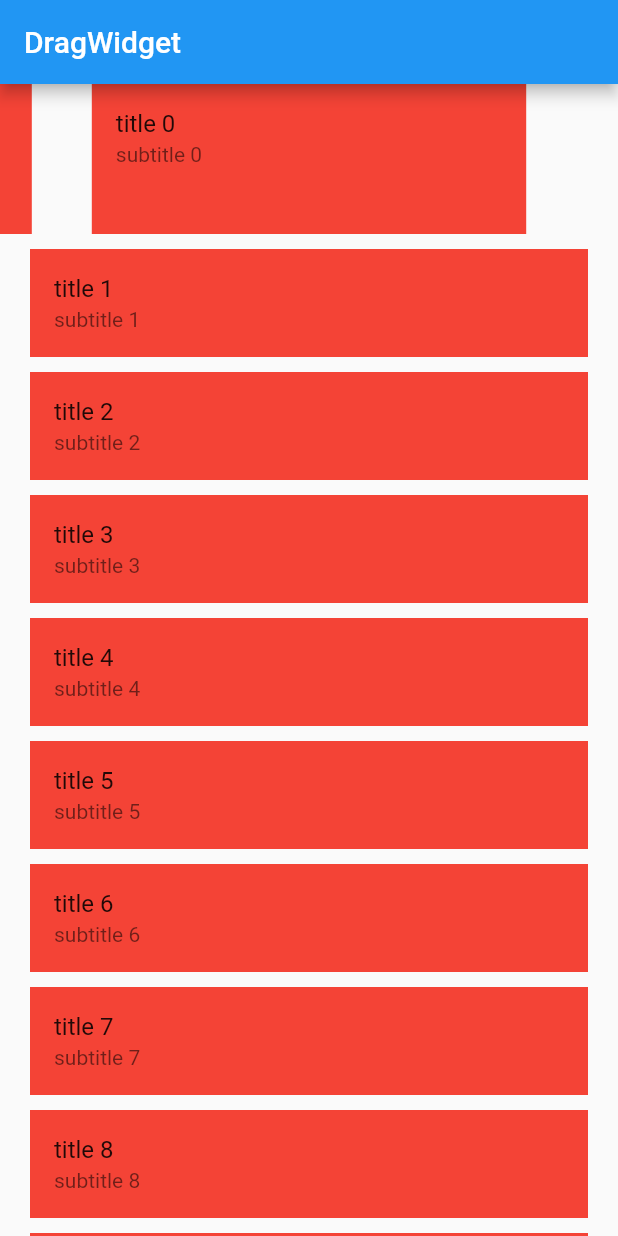
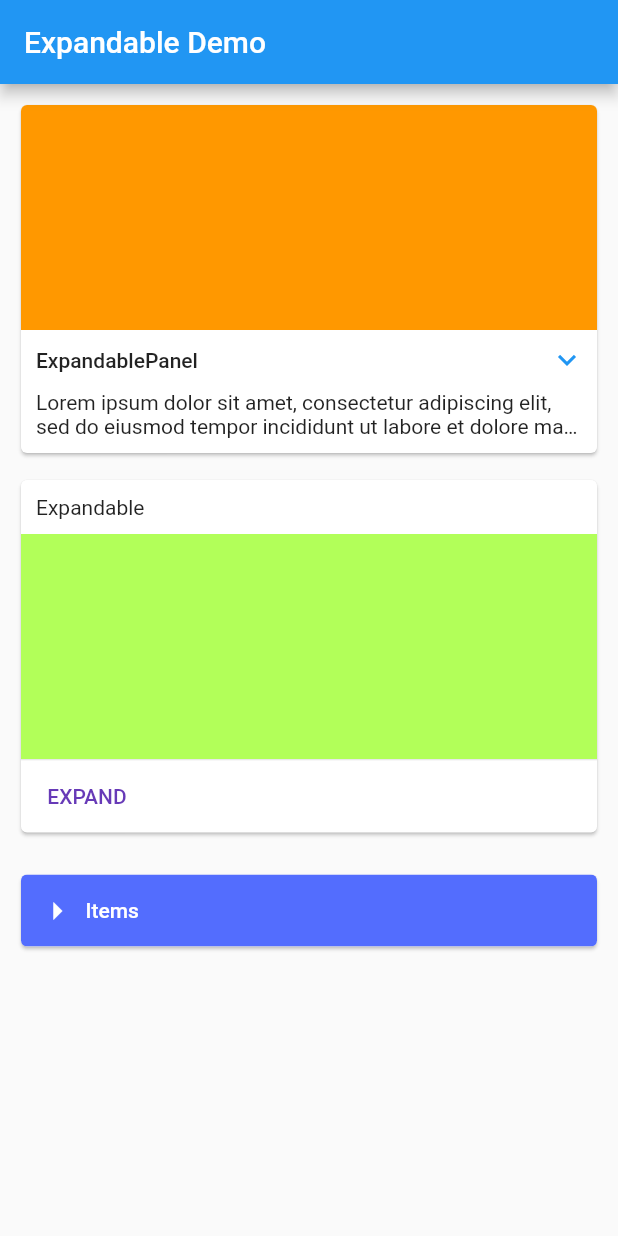
Before and after one commit to LiangLuDev/flutter_widgets, a Flutter app: the screen it shows after launch, on a phone screen of 412 x 824 dp. Run offline on Flutter 3.47's test engine with Material 2 defaults, Android fonts, the phone set to English and light mode, and no system bars; drawn by our look-alikes of expandable, flutter_slidable; our stand-ins replace cached_network_image, dio, flutter_widget_from_html, video_player; missing offline and left inert: markdown, markdown_widget, rect_getter, sliding_panel.

```diff
--- a/lib/main.dart
+++ b/lib/main.dart
@@ -3,6 +3,7 @@ import 'package:flutter_widgets/drag/drag_widget.dart';
 import 'package:flutter_widgets/scroll/scroll_bar.dart';
 
 import 'drag/drag_demo.dart';
+import 'panellist/panel_grid_view.dart';
 import 'parse/markdown_page.dart';
 
 void main() {
@@ -19,7 +20,7 @@ class MyApp extends StatelessWidget {
         primarySwatch: Colors.blue,
         visualDensity: VisualDensity.adaptivePlatformDensity,
       ),
-      home: DragWidget(),
+      home: ExpansionPanelPage(),
     );
   }
 }
--- /dev/null
+++ b/lib/panellist/panel_grid_view.dart
@@ -0,0 +1,336 @@
+import 'package:expandable/expandable.dart';
+import 'package:flutter/material.dart';
+import 'dart:math' as math;
+
+class ExpansionPanelPage extends StatefulWidget {
+  @override
+  State createState() {
+    return ExpansionPanelPageState();
+  }
+}
+
+class ExpansionPanelPageState extends State<ExpansionPanelPage> {
+  @override
+  Widget build(BuildContext context) {
+    return Scaffold(
+      appBar: AppBar(
+        title: Text("Expandable Demo"),
+      ),
+      body: ExpandableTheme(
+        data:
+        const ExpandableThemeData(
+          iconColor: Colors.blue,
+          useInkWell: true,
+        ),
+        child: ListView(
+          physics: const BouncingScrollPhysics(),
+          children: <Widget>[
+            Card1(),
+            Card2(),
+            Card3(),
+          ],
+        ),
+      ),
+    );
+  }
+}
+
+const loremIpsum =
+    "Lorem ipsum dolor sit amet, consectetur adipiscing elit, sed do eiusmod tempor incididunt ut labore et dolore magna aliqua. Ut enim ad minim veniam, quis nostrud exercitation ullamco laboris nisi ut aliquip ex ea commodo consequat. Duis aute irure dolor in reprehenderit in voluptate velit esse cillum dolore eu fugiat nulla pariatur. Excepteur sint occaecat cupidatat non proident, sunt in culpa qui officia deserunt mollit anim id est laborum.";
+
+class Card1 extends StatelessWidget {
+  @override
+  Widget build(BuildContext context) {
+    return ExpandableNotifier(
+        child: Padding(
+          padding: const EdgeInsets.all(10),
+          child: Card(
+            clipBehavior: Clip.antiAlias,
+            child: Column(
+              children: <Widget>[
+                SizedBox(
+                  height: 150,
+                  child: Container(
+                    decoration: BoxDecoration(
+                      color: Colors.orange,
+                      shape: BoxShape.rectangle,
+                    ),
+                  ),
+                ),
+                ScrollOnExpand(
+                  scrollOnExpand: true,
+                  scrollOnCollapse: false,
+                  child: ExpandablePanel(
+                    theme: const ExpandableThemeData(
+                      headerAlignment: ExpandablePanelHeaderAlignment.center,
+                      tapBodyToCollapse: true,
+                    ),
+                    header: Padding(
+                        padding: EdgeInsets.all(10),
+                        child: Text(
+                          "ExpandablePanel",
+                          style: Theme.of(context).textTheme.body2,
+                        )),
+                    collapsed: Text(
+                      loremIpsum,
+                      softWrap: true,
+                      maxLines: 2,
+                      overflow: TextOverflow.ellipsis,
+                    ),
+                    expanded: Column(
+                      crossAxisAlignment: CrossAxisAlignment.start,
+                      children: <Widget>[
+                        for (var _ in Iterable.generate(5))
+                          Padding(
+                              padding: EdgeInsets.only(bottom: 10),
+                              child: Text(
+                                loremIpsum,
+                                softWrap: true,
+                                overflow: TextOverflow.fade,
+                              )),
+                      ],
+                    ),
+                    builder: (_, collapsed, expanded) {
+                      return Padding(
+                        padding: EdgeInsets.only(left: 10, right: 10, bottom: 10),
+                        child: Expandable(
+                          collapsed: collapsed,
+                          expanded: expanded,
+                          theme: const ExpandableThemeData(crossFadePoint: 0),
+                        ),
+                      );
+                    },
+                  ),
+                ),
+              ],
+            ),
+          ),
+        ));
+  }
+}
+
+class Card2 extends StatelessWidget {
+  @override
+  Widget build(BuildContext context) {
+    buildImg(Color color, double height) {
+      return SizedBox(
+          height: height,
+          child: Container(
+            decoration: BoxDecoration(
+              color: color,
+              shape: BoxShape.rectangle,
+            ),
+          ));
+    }
+
+    buildCollapsed1() {
+      return Column(
+          crossAxisAlignment: CrossAxisAlignment.start,
+          children: <Widget>[
+            Padding(
+              padding: EdgeInsets.all(10),
+              child: Column(
+                crossAxisAlignment: CrossAxisAlignment.start,
+                children: <Widget>[
+                  Text(
+                    "Expandable",
+                    style: Theme.of(context).textTheme.body1,
+                  ),
+                ],
+              ),
+            ),
+          ]);
+    }
+
+    buildCollapsed2() {
+      return buildImg(Colors.lightGreenAccent, 150);
+    }
+
+    buildCollapsed3() {
+      return Container();
+    }
+
+    buildExpanded1() {
+      return Column(
+          crossAxisAlignment: CrossAxisAlignment.start,
+          children: <Widget>[
+            Padding(
+              padding: EdgeInsets.all(10),
+              child: Column(
+                crossAxisAlignment: CrossAxisAlignment.start,
+                children: <Widget>[
+                  Text(
+                    "Expandable",
+                    style: Theme.of(context).textTheme.body1,
+                  ),
+                  Text(
+                    "3 Expandable widgets",
+                    style: Theme.of(context).textTheme.caption,
+                  ),
+                ],
+              ),
+            ),
+          ]);
+    }
+
+    buildExpanded2() {
+      return Column(
+        crossAxisAlignment: CrossAxisAlignment.start,
+        children: <Widget>[
+          Row(
+            children: <Widget>[
+              Expanded(child: buildImg(Colors.lightGreenAccent, 100)),
+              Expanded(child: buildImg(Colors.orange, 100)),
+            ],
+          ),
+          Row(
+            children: <Widget>[
+              Expanded(child: buildImg(Colors.lightBlue, 100)),
+              Expanded(child: buildImg(Colors.cyan, 100)),
+            ],
+          ),
+        ],
+      );
+    }
+
+    buildExpanded3() {
+      return Padding(
+        padding: EdgeInsets.all(10),
+        child: Column(
+          crossAxisAlignment: CrossAxisAlignment.start,
+          children: <Widget>[
+            Text(
+              loremIpsum,
+              softWrap: true,
+            ),
+          ],
+        ),
+      );
+    }
+
+    return ExpandableNotifier(
+        child: Padding(
+          padding: const EdgeInsets.only(left: 10, right: 10, bottom: 10),
+          child: ScrollOnExpand(
+            child: Card(
+              clipBehavior: Clip.antiAlias,
+              child: Column(
+                crossAxisAlignment: CrossAxisAlignment.start,
+                children: <Widget>[
+                  Expandable(
+                    collapsed: buildCollapsed1(),
+                    expanded: buildExpanded1(),
+                  ),
+                  Expandable(
+                    collapsed: buildCollapsed2(),
+                    expanded: buildExpanded2(),
+                  ),
+                  Expandable(
+                    collapsed: buildCollapsed3(),
+                    expanded: buildExpanded3(),
+                  ),
+                  Divider(
+                    height: 1,
+                  ),
+                  Row(
+                    mainAxisAlignment: MainAxisAlignment.start,
+                    children: <Widget>[
+                      Builder(
+                        builder: (context) {
+                          var controller = ExpandableController.of(context);
+                          return FlatButton(
+                            child: Text(
+                              controller.expanded ? "COLLAPSE" : "EXPAND",
+                              style: Theme.of(context)
+                                  .textTheme
+                                  .button
+                                  .copyWith(color: Colors.deepPurple),
+                            ),
+                            onPressed: () {
+                              controller.toggle();
+                            },
+                          );
+                        },
+                      ),
+                    ],
+                  ),
+                ],
+              ),
+            ),
+          ),
+        ));
+  }
+}
+
+class Card3 extends StatelessWidget {
+  @override
+  Widget build(BuildContext context) {
+    buildItem(String label) {
+      return Padding(
+        padding: const EdgeInsets.all(10.0),
+        child: Text(label),
+      );
+    }
+
+    buildList() {
+      return Column(
+        children: <Widget>[
+          for (var i in [1, 2, 3, 4]) buildItem("Item ${i}"),
+        ],
+      );
+    }
+
+    return ExpandableNotifier(
+        child: Padding(
+          padding: const EdgeInsets.all(10),
+          child: ScrollOnExpand(
+            child: Card(
+              clipBehavior: Clip.antiAlias,
+              child: Column(
+                children: <Widget>[
+                  ExpandablePanel(
+                    theme: const ExpandableThemeData(
+                      headerAlignment: ExpandablePanelHeaderAlignment.center,
+                      tapBodyToExpand: true,
+                      tapBodyToCollapse: true,
+                      hasIcon: false,
+                    ),
+                    header: Container(
+                      color: Colors.indigoAccent,
+                      child: Padding(
+                        padding: const EdgeInsets.all(10.0),
+                        child: Row(
+                          children: [
+                            ExpandableIcon(
+                              theme: const ExpandableThemeData(
+                                expandIcon: Icons.arrow_right,
+                                collapseIcon: Icons.arrow_drop_down,
+                                iconColor: Colors.white,
+                                iconSize: 28.0,
+                                iconRotationAngle: math.pi / 2,
+                                iconPadding: EdgeInsets.only(right: 5),
+                                hasIcon: false,
+                              ),
+                            ),
+                            Expanded(
+                              child: Text(
+                                "Items",
+                                style: Theme.of(context)
+                                    .textTheme
+                                    .body2
+                                    .copyWith(color: Colors.white),
+                              ),
+                            ),
+                          ],
+                        ),
+                      ),
+                    ),
+                    expanded: buildList(),
+                  ),
+                ],
+              ),
+            ),
+          ),
+        ));
+  }
+}
--- a/pubspec.yaml
+++ b/pubspec.yaml
@@ -43,6 +43,9 @@ dependencies:
     git:
       url: https://github.com/LiangLuDev/markdown_widget.git
   flutter_slidable:
+  expandable: ^4.1.4
+  # 底部滑动弹框
+  sliding_panel: ^1.3.2
 
 dev_dependencies:
   flutter_test:
```
Also changed, not shown: lib/bottom/bottom_sheet_widget.dart (added, +169 -0 lines).
